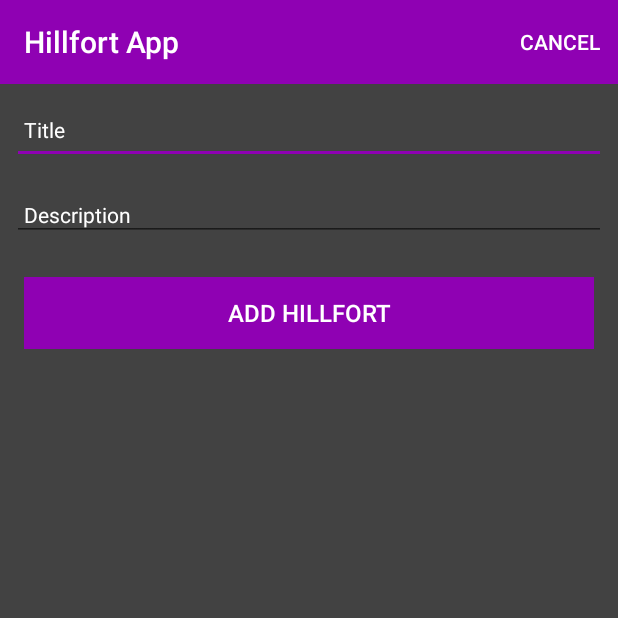
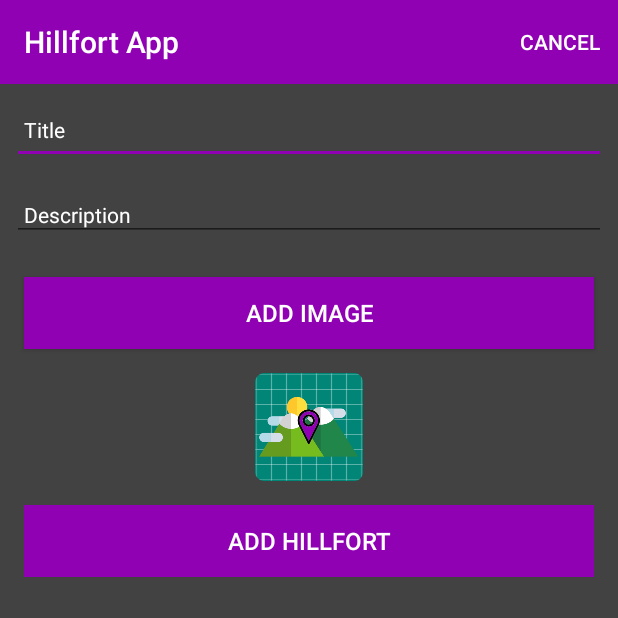
Before and after one commit to niallmul97/HillfortApp, an Android app: the HillfortActivity screen opened directly, with no data from a screen before it, on a phone screen of 412 x 824 dp, the top half of it. Run offline under Robolectric (Android 15) with nearby library versions, the phone set to English and light mode, and no system bars; 1 statement that could not run was skipped.

Commit message:
Can add and edit single image, as well as display in list veiw

```diff
--- a/app/src/main/java/com/example/hillfort/activities/HillfortAdapter.kt
+++ b/app/src/main/java/com/example/hillfort/activities/HillfortAdapter.kt
@@ -5,6 +5,7 @@ import android.view.View
 import android.view.ViewGroup
 import androidx.recyclerview.widget.RecyclerView
 import com.example.hillfort.R
+import com.example.hillfort.helpers.readImageFromPath
 import com.example.hillfort.models.HillfortModel
 import kotlinx.android.synthetic.main.card_hillfort.view.*
 
@@ -38,6 +39,7 @@ class HillfortAdapter constructor(
         fun bind(hillfort: HillfortModel, listener: HillfortListener) {
             itemView.hillfortTitle.text = hillfort.title
             itemView.hillfortDescription.text = hillfort.description
+            itemView.imageIcon.setImageBitmap(readImageFromPath(itemView.context, hillfort.image))
             itemView.setOnClickListener{listener.onHillfortClick(hillfort)}
         }
     }
--- a/app/src/main/java/models/HillfortMemStore.kt
+++ b/app/src/main/java/models/HillfortMemStore.kt
@@ -29,6 +29,7 @@ class HillfortMemStore : HillfortStore, AnkoLogger {
         if (foundHillfort != null) {
             foundHillfort.title = hillfort.title
             foundHillfort.description = hillfort.description
+            foundHillfort.image = hillfort.image
             logAll()
         }
     }
--- a/app/src/main/java/models/HillfortModel.kt
+++ b/app/src/main/java/models/HillfortModel.kt
@@ -6,4 +6,5 @@ import kotlinx.android.parcel.Parcelize
 @Parcelize
 data class HillfortModel(var id: Long = 0,
                          var title: String = "",
+                         var image: String = "",
                          var description: String = "") : Parcelable
--- a/app/src/main/res/layout/activity_hillfort.xml
+++ b/app/src/main/res/layout/activity_hillfort.xml
@@ -71,6 +71,24 @@
                     android:textSize="14sp" />
 
                 <Button
+                    android:id="@+id/chooseImage"
+                    android:layout_width="match_parent"
+                    android:layout_height="wrap_content"
+                    android:layout_margin="16dp"
+                    android:background="@color/colorAccent"
+                    android:paddingTop="8dp"
+                    android:paddingBottom="8dp"
+                    android:text="@string/button_addImage"
+                    android:textColor="@color/colorPrimary"
+                    android:textSize="16sp" />
+
+                <ImageView
+                    android:id="@+id/hillfortImage"
+                    android:layout_width="match_parent"
+                    android:layout_height="wrap_content"
+                    app:srcCompat="@mipmap/ic_launcher" />
+
+                <Button
                     android:id="@+id/btnAdd"
                     android:layout_width="match_parent"
                     android:layout_height="wrap_content"
--- a/app/src/main/res/values/strings.xml
+++ b/app/src/main/res/values/strings.xml
@@ -7,4 +7,7 @@
     <string name="menu_cancelHillfort">Cancel</string>
     <string name="enter_hillfort_title"> Please enter a Hillfort Title </string>
     <string name="save_hillfort"> Save Hillfort </string>
+    <string name="button_addImage"> Add Image </string>
+    <string name="select_hillfort_image">Select hillfort image</string>
+    <string name="change_hillfort_image">Change hillfort image</string>
 </resources>
```
Also changed, not shown: app/src/main/java/com/example/hillfort/activities/HillfortActivity.kt (+27 -0 lines), app/src/main/java/helpers/ImageHelpers.kt (added, +45 -0 lines), app/src/main/res/layout/card_hillfort.xml (+11 -0 lines).
